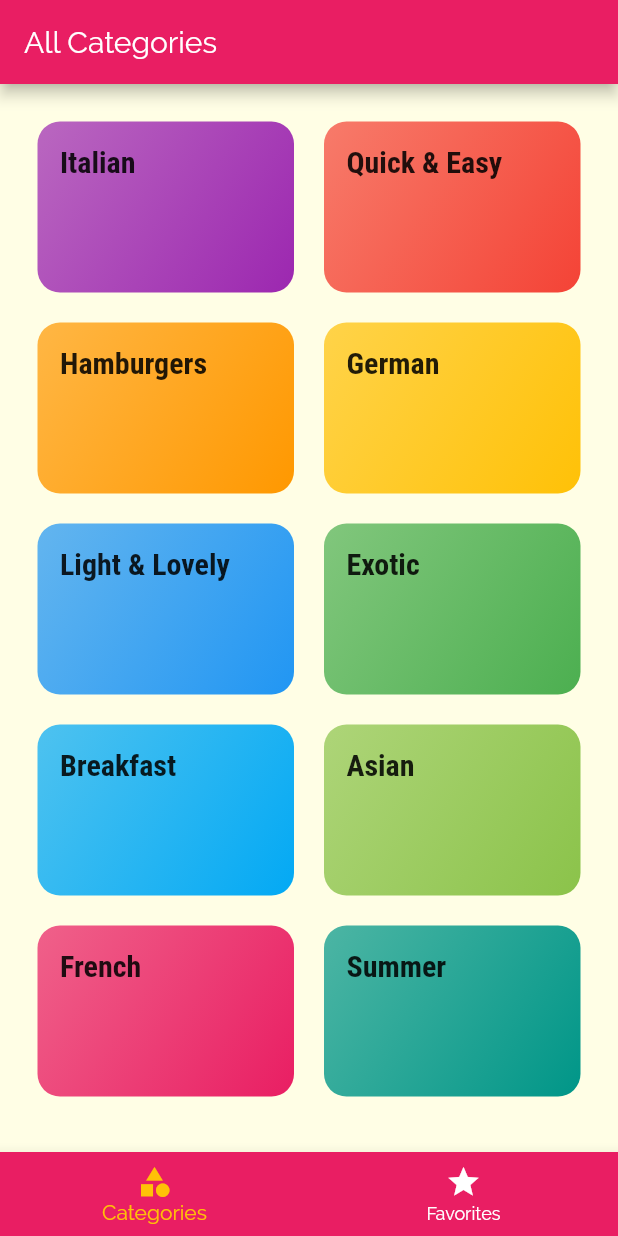
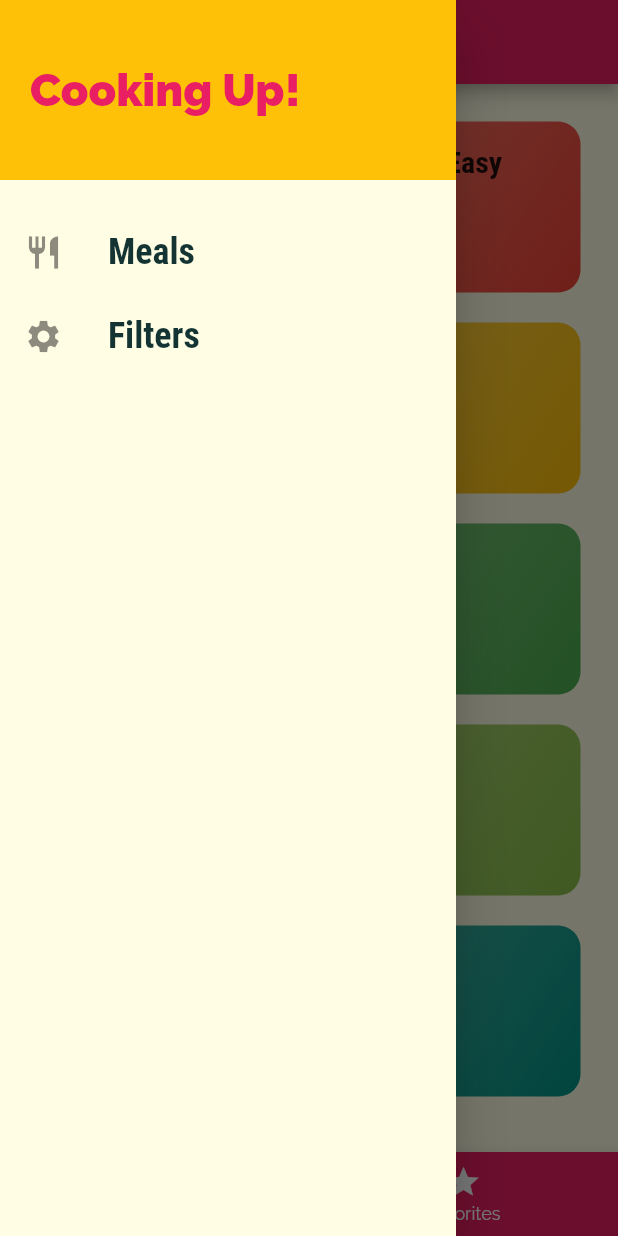
Before and after one commit to viqizevic/myfoodz, a Flutter app: the screen it shows after launch, with the side drawer open (before the commit the screen has no drawer), on a phone screen of 412 x 824 dp. Run offline on Flutter 3.47's test engine with Material 2 defaults, Android fonts, the phone set to English and light mode, and no system bars.

Commit message:
Add main drawer

```diff
--- a/lib/screens/tabs_screen.dart
+++ b/lib/screens/tabs_screen.dart
@@ -1,6 +1,7 @@
 import 'package:flutter/material.dart';
 import 'package:myfoodz/screens/categories_screen.dart';
 import 'package:myfoodz/screens/favorites_screen.dart';
+import 'package:myfoodz/widgets/main_drawer.dart';
 
 class TabsScreen extends StatefulWidget {
   @override
@@ -33,6 +34,7 @@ class _TabsScreenState extends State<TabsScreen> {
       appBar: AppBar(
         title: Text(_pages[_selectedPageIndex]['title']),
       ),
+      drawer: MainDrawer(),
       body: _pages[_selectedPageIndex]['page'],
       bottomNavigationBar: BottomNavigationBar(
         onTap: _selectPage,
--- /dev/null
+++ b/lib/widgets/main_drawer.dart
@@ -0,0 +1,58 @@
+import 'package:flutter/material.dart';
+
+class MainDrawer extends StatelessWidget {
+  Widget buildDrawerListTile(String title, IconData icon) {
+    return ListTile(
+      leading: Icon(
+        icon,
+        size: 26,
+      ),
+      title: Text(
+        title,
+        style: TextStyle(
+          fontFamily: 'RobotoCondensed',
+          fontSize: 24,
+          fontWeight: FontWeight.bold,
+        ),
+      ),
+      onTap: () {
+        // ...
+      },
+    );
+  }
+
+  @override
+  Widget build(BuildContext context) {
+    return Drawer(
+      child: Column(
+        children: <Widget>[
+          Container(
+            height: 120,
+            width: double.infinity,
+            padding: EdgeInsets.all(20),
+            alignment: Alignment.centerLeft,
+            color: Theme.of(context).accentColor,
+            child: Text(
+              'Cooking Up!',
+              style: TextStyle(
+                  fontWeight: FontWeight.w900,
+                  fontSize: 30,
+                  color: Theme.of(context).primaryColor),
+            ),
+          ),
+          SizedBox(
+            height: 20,
+          ),
+          buildDrawerListTile(
+            'Meals',
+            Icons.restaurant,
+          ),
+          buildDrawerListTile(
+            'Filters',
+            Icons.settings,
+          ),
+        ],
+      ),
+    );
+  }
+}
```
